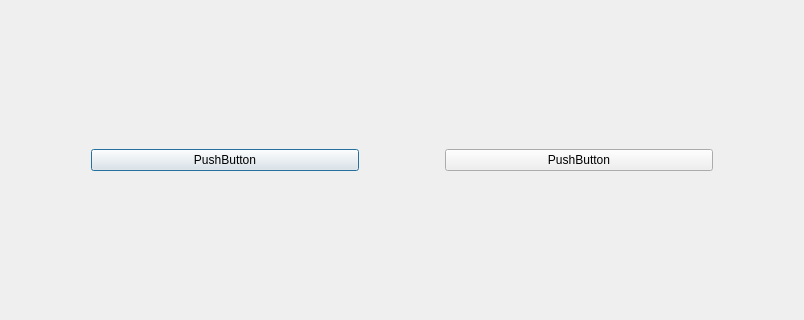
This is client/cmake/ui/maindialog.ui in KBchulan/HungerYet as Qt 5 draws it before an edit; both pictures show x 0 to 804 and y 364 to 684 of the 804 by 1049 pixel window. The edited form follows.
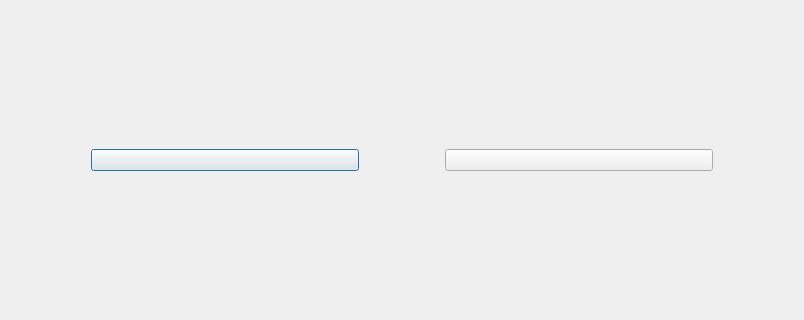
This is the edited form.

Commit message: prettify button

The edit to the form file:
```diff
--- a/client/cmake/ui/maindialog.ui
+++ b/client/cmake/ui/maindialog.ui
@@ -35,7 +35,7 @@
      <item>
       <widget class="QPushButton" name="pushButton_2">
        <property name="text">
-        <string>PushButton</string>
+        <string></string>
        </property>
       </widget>
      </item>
@@ -58,7 +58,7 @@
      <item>
       <widget class="QPushButton" name="circle_button">
        <property name="text">
-        <string>PushButton</string>
+        <string></string>
        </property>
       </widget>
      </item>
```
Left out of the diff: 4 changed lines with no effect on the pictures. The commit also changes 7 other files.
